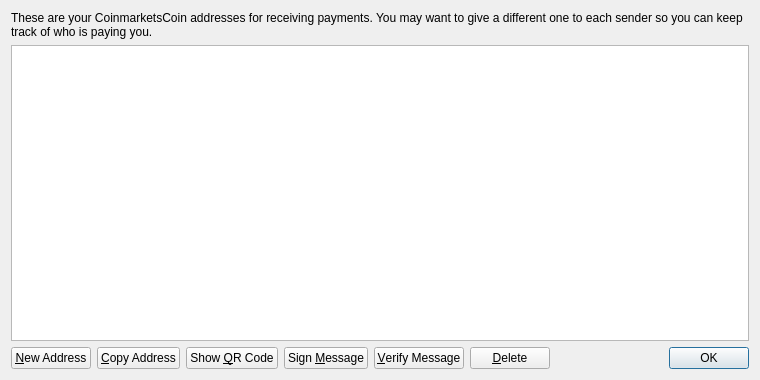
First picture: the form in src/qt/forms/addressbookpage.ui, repository jyap808/jumbucks, before the edit.
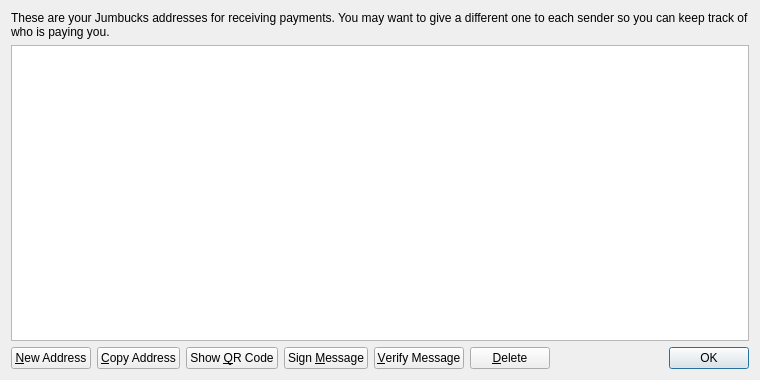
Second picture: the form after the edit. Icons and pictures are not drawn.

The edit to the form file:
```diff
--- a/src/qt/forms/addressbookpage.ui
+++ b/src/qt/forms/addressbookpage.ui
@@ -17,7 +17,7 @@
    <item>
     <widget class="QLabel" name="labelExplanation">
      <property name="text">
-      <string>These are your CoinmarketsCoin addresses for receiving payments. You may want to give a different one to each sender so you can keep track of who is paying you.</string>
+      <string>These are your Jumbucks addresses for receiving payments. You may want to give a different one to each sender so you can keep track of who is paying you.</string>
      </property>
      <property name="textFormat">
       <enum>Qt::PlainText</enum>
```
Left out of the diff: 4 changed lines with no effect on the pictures.
